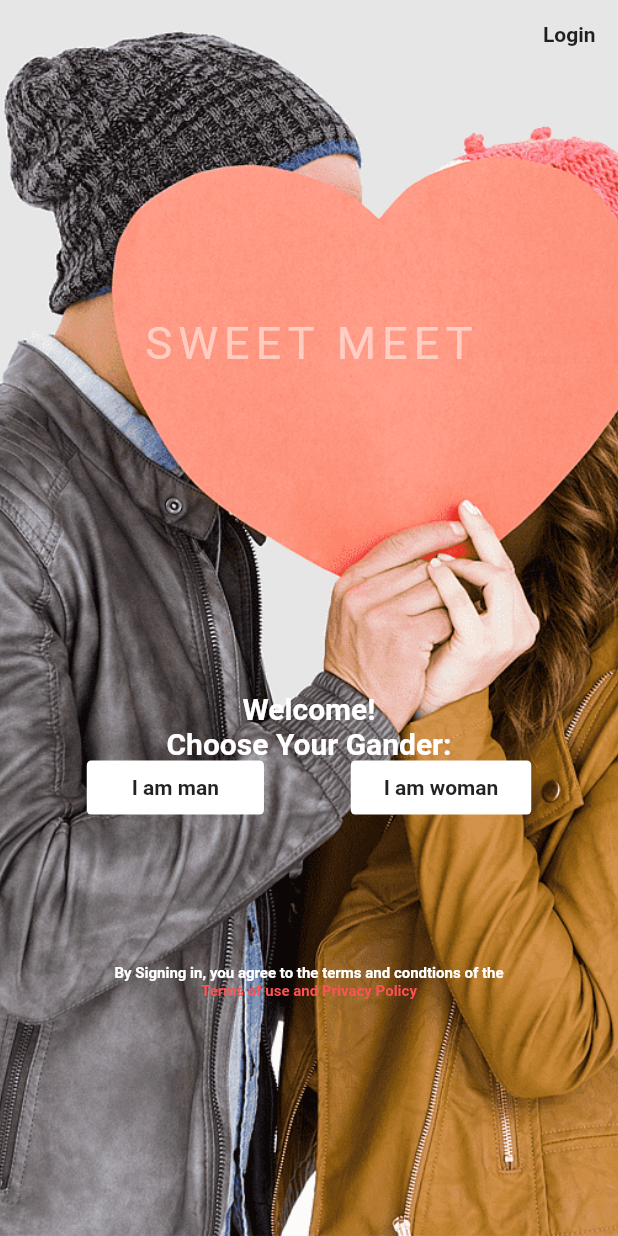
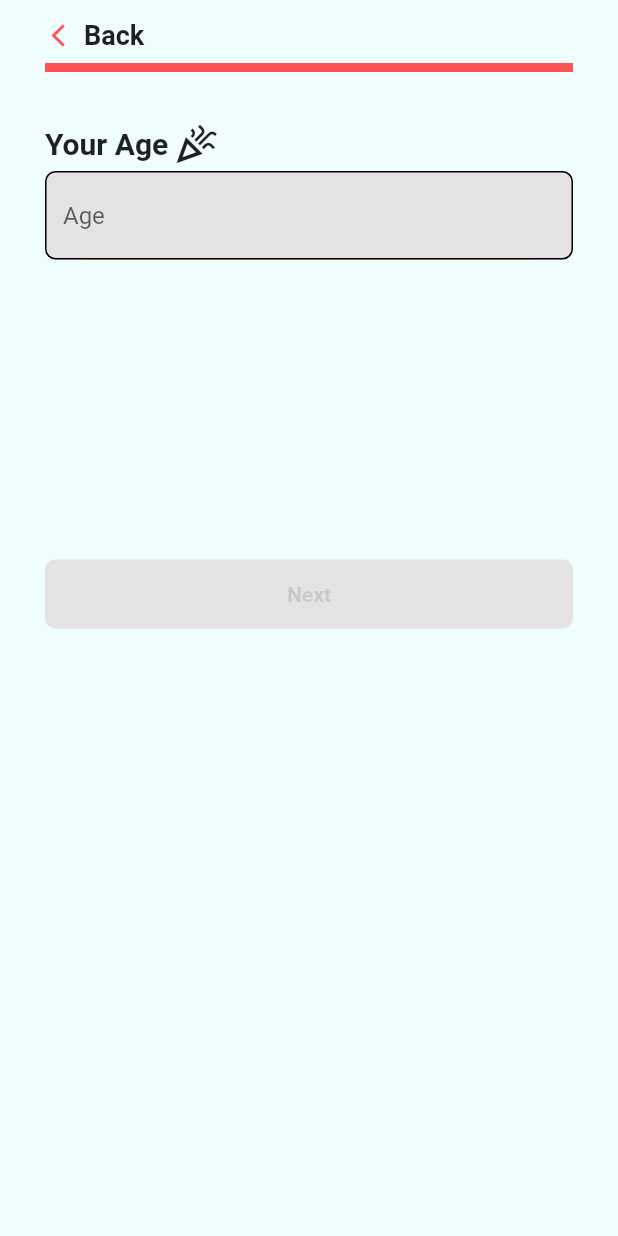
Before and after one commit to karim0305/DatingApp, a Flutter app: the screen it shows after launch, on a phone screen of 412 x 824 dp. Run offline on Flutter 3.47's test engine with Material 2 defaults, Android fonts, the phone set to English and light mode, and no system bars.

Commit message:
Age Page Completed
Signed-off-by: Momin Karim <mominkarim0305@gmail.com>

```diff
--- /dev/null
+++ b/lib/Age.dart
@@ -0,0 +1,109 @@
+import 'package:flutter/material.dart';
+
+class Age_Page extends StatefulWidget {
+  const Age_Page({super.key});
+
+  @override
+  State<Age_Page> createState() => _Age_PageState();
+}
+
+class _Age_PageState extends State<Age_Page> {
+  @override
+  Widget build(BuildContext context) {
+    return Scaffold(
+      backgroundColor: Color.fromARGB(57, 182, 245, 243),
+      body: SafeArea(
+          child: Container(
+        padding: EdgeInsets.symmetric(horizontal: 30, vertical: 5),
+        child: Column(
+          children: [
+            Row(
+              children: [
+                Icon(
+                  Icons.arrow_back_ios_outlined,
+                  color: Colors.redAccent,
+                  size: 18,
+                ),
+                Padding(
+                  padding: const EdgeInsets.all(8.0),
+                  child: Text(
+                    "Back",
+                    style: TextStyle(fontWeight: FontWeight.bold, fontSize: 18),
+                  ),
+                ),
+              ],
+            ),
+            Row(
+              children: [
+                Expanded(
+                  child: Container(
+                    padding: EdgeInsets.symmetric(vertical: 3),
+                    decoration: BoxDecoration(color: Colors.redAccent),
+                  ),
+                ),
+              ],
+            ),
+            SizedBox(
+              height: 30,
+            ),
+            Row(
+              children: [
+                Text(
+                  "Your Age",
+                  style: TextStyle(fontWeight: FontWeight.bold, fontSize: 20),
+                ),
+                //Image.asset("lib/imagesrc/celebration.jpg")
+                Padding(
+                  padding: const EdgeInsets.all(3.0),
+                  child: Icon(
+                    Icons.celebration_outlined,
+                    size: 30,
+                  ),
+                )
+              ],
+            ),
+            Container(
+              decoration: BoxDecoration(
+                  color: Colors.amber, borderRadius: BorderRadius.circular(50)),
+              child: TextFormField(
+                decoration: InputDecoration(
+                    hintText: "Age",
+                    filled: true,
+                    fillColor: const Color.fromARGB(255, 228, 226, 226),
+                    enabledBorder: OutlineInputBorder(
+                      borderRadius: BorderRadius.circular(7),
+                    )),
+              ),
+            ),
+            SizedBox(
+              height: 200,
+            ),
+            Row(
+              children: [
+                Expanded(
+                  child: InkWell(
+                    onTap: () {},
+                    child: Container(
+                      padding:
+                          EdgeInsets.symmetric(vertical: 15, horizontal: 30),
+                      decoration: BoxDecoration(
+                        borderRadius: BorderRadius.circular(7),
+                        color: Color.fromARGB(255, 228, 226, 226),
+                      ),
+                      child: Center(
+                          child: Text(
+                        "Next",
+                        style: TextStyle(
+                            fontWeight: FontWeight.bold, color: Colors.black12),
+                      )),
+                    ),
+                  ),
+                ),
+              ],
+            )
+          ],
+        ),
+      )),
+    );
+  }
+}
--- a/lib/main.dart
+++ b/lib/main.dart
@@ -1,9 +1,11 @@
-import 'package:dating_app/Login.dart';
+//import 'package:dating_app/Login.dart';
 import 'package:flutter/material.dart';
+
+import 'Age.dart';
 
 void main() {
   runApp(const MaterialApp(
     debugShowCheckedModeBanner: false,
-    home: LoginPage(),
+    home: Age_Page(),
   ));
 }
--- a/pubspec.yaml
+++ b/pubspec.yaml
@@ -61,6 +61,7 @@ flutter:
   # To add assets to your application, add an assets section, like this:
   assets:
     - lib/imagesrc/loginbackground.png
+    - lib/imagesrc/celebration.jpg
   #   - images/a_dot_ham.jpeg
 
   # An image asset can refer to one or more resolution-specific "variants", see
```
Also changed, not shown: lib/imagesrc/celebration.jpg (added).
